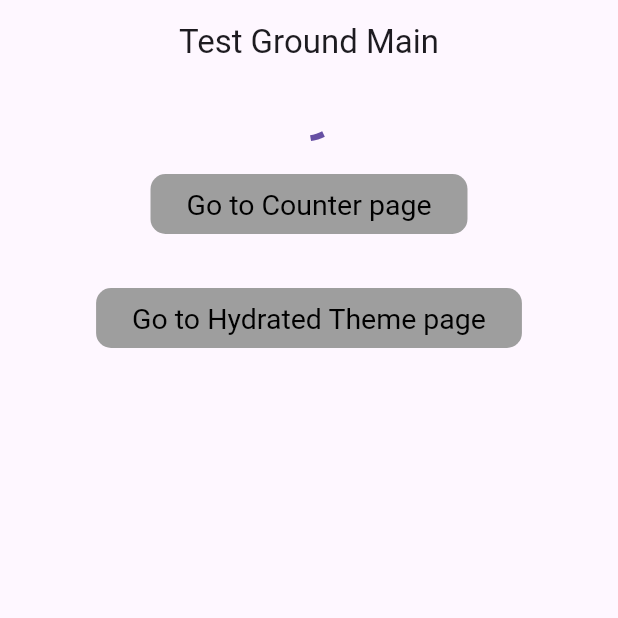
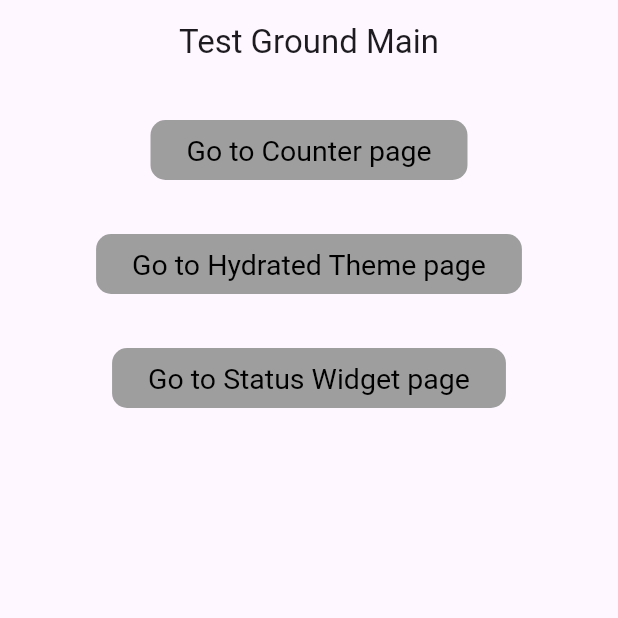
Before and after one commit to msiprime/flutterwiz, a Flutter app: the screen it shows after launch, on a phone screen of 412 x 824 dp, the top half of it. Run offline on Flutter 3.47's test engine with Material 3 defaults, Android fonts, the phone set to English and light mode, and no system bars; our stand-ins replace equatable, flutter_bloc, fpdart, gap, hydrated_bloc, skeletonizer; statements that could not run were skipped.

```diff
--- a/lib/main.dart
+++ b/lib/main.dart
@@ -1,6 +1,7 @@
 import 'package:flutter/foundation.dart';
 import 'package:flutter/material.dart';
 import 'package:flutter_bloc/flutter_bloc.dart';
+import 'package:flutter_exploring/enum_testing.dart';
 import 'package:flutter_exploring/widget/goto_page_button.dart';
 import 'package:gap/gap.dart';
 import 'package:hydrated_bloc/hydrated_bloc.dart';
@@ -72,15 +73,15 @@ class HomePage extends StatelessWidget {
         centerTitle: true,
         title: const Text('Test Ground Main'),
       ),
-      body: const Center(
+      body: Center(
         child: Column(
           children: [
-            CircularProgressIndicator(),
-            SizedBox(height: 20),
-            GoTo(page: Scaffold(), pageName: 'Counter'),
-            Gap(8),
-            GoTo(page: HydratedThemePage(), pageName: 'Hydrated Theme'),
-            Gap(8),
+            const SizedBox(height: 20),
+            const GoTo(page: Scaffold(), pageName: 'Counter'),
+            const Gap(8),
+            const GoTo(page: HydratedThemePage(), pageName: 'Hydrated Theme'),
+            const Gap(8),
+            GoTo(page: StatusWidget(), pageName: 'Status Widget'),
           ],
         ),
       ),
```
Also changed, not shown: lib/enum_testing.dart (added, +68 -0 lines).
